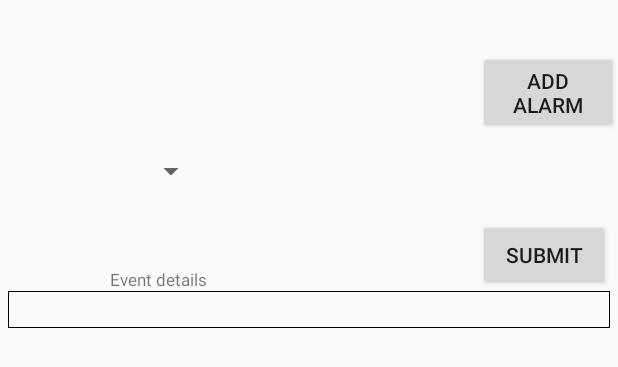
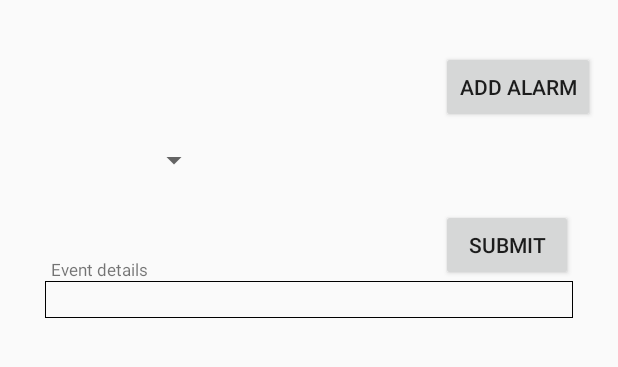
Before and after one commit to dmytririsov/Forecast-Applicaiton, an Android app: the layout event_details.xml on its own in the app's theme, with its tools: preview values and no code run, on a phone screen of 412 x 824 dp. Shown: the top 367 px of the screen. Run offline under Robolectric (Android 15) with nearby library versions, the phone set to English and light mode, and no system bars.

```diff
--- a/app/src/main/java/com/dmytri/weather/Calendar/EditEventActivity.java
+++ b/app/src/main/java/com/dmytri/weather/Calendar/EditEventActivity.java
@@ -25,10 +25,8 @@ public class EditEventActivity extends AppCompatActivity {
     private String event_description;
     private String event_spinner;
     private String event_date;
-
     private final String[] mEventType = {"Meeting", "Birthday", "Reminder"};
     private final static String TAG = EditEventActivity.class.getSimpleName();
-
 
     @Override
     protected void onCreate(Bundle savedInstanceState) {
@@ -43,10 +41,8 @@ public class EditEventActivity extends AppCompatActivity {
         mEventDate.setText(month + ", " +  position);
         mEventEditText = (EditText) findViewById(R.id.event_details_edit_text);
 
-
         ArrayAdapter<String> adapter = new ArrayAdapter<>(this, R.layout.support_simple_spinner_dropdown_item, mEventType);
         adapter.setDropDownViewResource(R.layout.support_simple_spinner_dropdown_item);
-
 
         final Spinner spinner = (Spinner) findViewById(R.id.event_details_spinner);
         spinner.setAdapter(adapter);
@@ -60,6 +56,7 @@ public class EditEventActivity extends AppCompatActivity {
             public void onNothingSelected(AdapterView<?> parent) {
             }
         });
+
 
         mEventButtonSubmit.setOnClickListener(new View.OnClickListener() {
             @Override
@@ -85,5 +82,4 @@ public class EditEventActivity extends AppCompatActivity {
             }
         });
     }
-
 }
--- a/app/src/main/res/layout/event_details.xml
+++ b/app/src/main/res/layout/event_details.xml
@@ -37,26 +37,25 @@
         android:id="@+id/textView"
         android:layout_width="wrap_content"
         android:layout_height="wrap_content"
+        android:layout_marginTop="40dp"
+        android:text="@string/event_details"
+        android:textSize="11dp"
         android:layout_below="@+id/event_details_spinner"
-        android:layout_marginLeft="39dp"
-        android:layout_marginStart="39dp"
-        android:layout_marginTop="39dp"
-        android:layout_toEndOf="@+id/event_details_date"
-        android:layout_toRightOf="@+id/event_details_date"
-        android:text="@string/event_details"
-        android:textSize="11dp" />
+        android:layout_alignLeft="@+id/event_details_date"
+        android:layout_alignStart="@+id/event_details_date"
+        android:layout_toStartOf="@+id/event_button_submit"
+        android:layout_alignRight="@+id/event_details_spinner"
+        android:layout_alignEnd="@+id/event_details_spinner" />
 
     <Spinner
         android:id="@+id/event_details_spinner"
-        android:layout_width="50dp"
+        android:layout_width="100dp"
         android:layout_height="50dp"
-        android:layout_alignEnd="@+id/textView"
         android:layout_alignLeft="@+id/event_details_edit_text"
-        android:layout_alignRight="@+id/textView"
         android:layout_alignStart="@+id/event_details_edit_text"
         android:layout_below="@+id/button_set_alarm"
         android:spinnerMode="dialog"
-        android:layout_marginLeft="20dp" />
+        android:layout_marginLeft="10dp" />
 
     <EditText
         android:id="@+id/event_details_edit_text"
@@ -67,8 +66,8 @@
         android:layout_alignParentRight="true"
         android:layout_alignParentStart="true"
         android:layout_below="@+id/textView"
-        android:layout_marginLeft="5dp"
-        android:layout_marginRight="5dp"
+        android:layout_marginLeft="30dp"
+        android:layout_marginRight="30dp"
         android:background="@drawable/border"
         android:ems="10"
         android:inputType="textMultiLine" />
--- a/app/src/main/res/layout/events_list_acitivity.xml
+++ b/app/src/main/res/layout/events_list_acitivity.xml
@@ -6,9 +6,9 @@
 
     <Button
         android:id="@+id/button_add_event"
+        android:layout_marginTop="40dp"
         android:layout_width="wrap_content"
         android:layout_height="wrap_content"
-        android:layout_marginTop="30dp"
         android:layout_gravity="center_horizontal"
         android:text="@string/add_event_text" />
 
--- a/app/src/main/res/layout/events_list_item.xml
+++ b/app/src/main/res/layout/events_list_item.xml
@@ -3,4 +3,5 @@
     android:layout_width="wrap_content"
     android:layout_height="wrap_content"
     android:layout_gravity="center_vertical"
-    android:text="afs" />
+    android:text="afs"
+    android:textSize="30dp" />
```
Also changed, not shown: app/src/main/java/com/dmytri/weather/Calendar/AlarmAlertDialog.java (+30 -19 lines), app/src/main/java/com/dmytri/weather/Calendar/AlarmService.java (+16 -0 lines), app/src/main/java/com/dmytri/weather/Calendar/EventsListActivity.java (+15 -7 lines).
